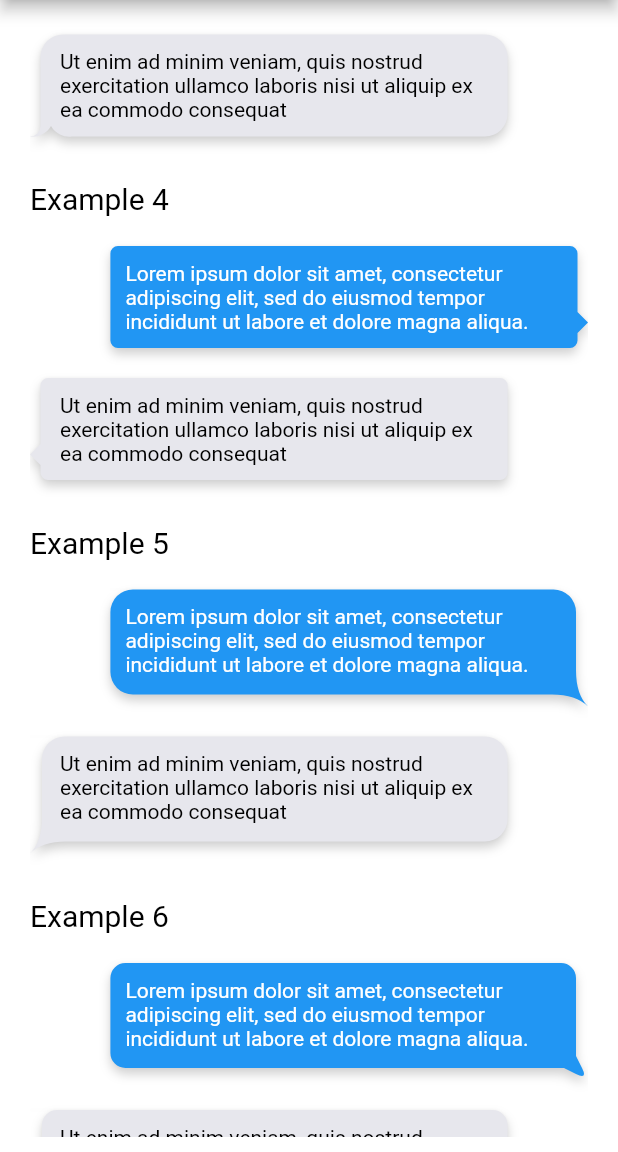
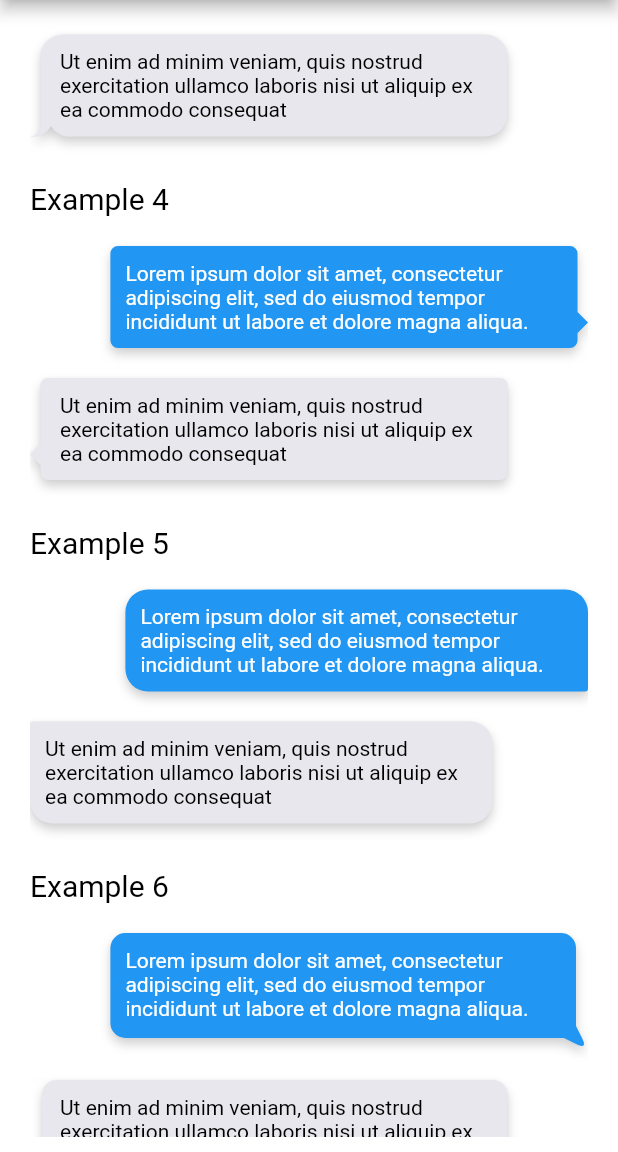
Before and after one commit to KinjalDhamat312/FlutterChatBubble, a Flutter app: the screen it shows after launch, scrolled down 576 dp, on a phone screen of 412 x 824 dp, the part 84-1236 px from its top. Run offline on Flutter 3.47's test engine with Material 2 defaults, Android fonts, the phone set to English and light mode, and no system bars.

Commit message:
Add new chat clipper 10

```diff
--- a/example/lib/main.dart
+++ b/example/lib/main.dart
@@ -3,6 +3,7 @@ import 'package:flutter/painting.dart';
 import 'package:flutter_chat_bubble/bubble_type.dart';
 import 'package:flutter_chat_bubble/chat_bubble.dart';
 import 'package:flutter_chat_bubble/clippers/chat_bubble_clipper_1.dart';
+import 'package:flutter_chat_bubble/clippers/chat_bubble_clipper_10.dart';
 import 'package:flutter_chat_bubble/clippers/chat_bubble_clipper_2.dart';
 import 'package:flutter_chat_bubble/clippers/chat_bubble_clipper_3.dart';
 import 'package:flutter_chat_bubble/clippers/chat_bubble_clipper_4.dart';
@@ -108,10 +109,18 @@ class MainScreen extends StatelessWidget {
           getTitleText("Example 9"),
           getSenderView(
               ChatBubbleClipper9(type: BubbleType.sendBubble), context),
+          getReceiverView(
+              ChatBubbleClipper9(type: BubbleType.receiverBubble), context),
+          SizedBox(
+            height: 30,
+          ),
+          getTitleText("Example 10"),
+          getSenderView(
+              ChatBubbleClipper10(type: BubbleType.sendBubble), context),
           Padding(
             padding: EdgeInsets.only(bottom: 10),
             child: getReceiverView(
-                ChatBubbleClipper9(type: BubbleType.receiverBubble), context),
+                ChatBubbleClipper10(type: BubbleType.receiverBubble), context),
           )
         ],
       ),
--- a/lib/chat_bubble.dart
+++ b/lib/chat_bubble.dart
@@ -2,6 +2,7 @@ import 'package:flutter/material.dart';
 
 import 'bubble_type.dart';
 import 'clippers/chat_bubble_clipper_1.dart';
+import 'clippers/chat_bubble_clipper_10.dart';
 import 'clippers/chat_bubble_clipper_2.dart';
 import 'clippers/chat_bubble_clipper_3.dart';
 import 'clippers/chat_bubble_clipper_4.dart';
@@ -75,9 +76,9 @@ class ChatBubble extends StatelessWidget {
       }
     } else if (clipper is ChatBubbleClipper5) {
       if ((clipper as ChatBubbleClipper5).type == BubbleType.sendBubble) {
-        return EdgeInsets.only(top: 10, bottom: 20, left: 10, right: 20);
+        return EdgeInsets.all(10);
       } else {
-        return EdgeInsets.only(top: 10, bottom: 20, left: 20, right: 10);
+        return EdgeInsets.all(10);
       }
     } else if (clipper is ChatBubbleClipper6) {
       if ((clipper as ChatBubbleClipper6).type == BubbleType.sendBubble) {
@@ -99,9 +100,15 @@ class ChatBubble extends StatelessWidget {
       }
     } else if (clipper is ChatBubbleClipper9) {
       if ((clipper as ChatBubbleClipper9).type == BubbleType.sendBubble) {
-        return EdgeInsets.all(10);
+        return EdgeInsets.only(top: 10, bottom: 15, left: 10, right: 15);
       } else {
-        return EdgeInsets.all(10);
+        return EdgeInsets.only(top: 10, bottom: 15, left: 15, right: 10);
+      }
+    } else if (clipper is ChatBubbleClipper10) {
+      if ((clipper as ChatBubbleClipper10).type == BubbleType.sendBubble) {
+        return EdgeInsets.only(top: 15, bottom: 10, left: 10, right: 15);
+      } else {
+        return EdgeInsets.only(top: 15, bottom: 10, left: 15, right: 10);
       }
     }
 
--- a/lib/clippers/chat_bubble_clipper_5.dart
+++ b/lib/clippers/chat_bubble_clipper_5.dart
@@ -6,57 +6,35 @@ import '../bubble_type.dart';
 class ChatBubbleClipper5 extends CustomClipper<Path> {
   final BubbleType type;
   final double radius;
-  final double nipSize;
-  final double sizeRatio;
+  final double secondRadius;
 
-  ChatBubbleClipper5(
-      {this.type, this.radius = 15, this.nipSize = 8, this.sizeRatio = 3});
+  ChatBubbleClipper5({this.type, this.radius = 15, this.secondRadius = 2});
 
   @override
   Path getClip(Size size) {
     var path = Path();
 
     if (type == BubbleType.sendBubble) {
-      path.lineTo(size.width - radius - nipSize, 0);
-      path.arcToPoint(Offset(size.width - nipSize, radius),
-          radius: Radius.circular(radius));
-
-      path.lineTo(size.width - nipSize, size.height - sizeRatio * nipSize);
-
-      path.quadraticBezierTo(
-          size.width - nipSize, size.height - nipSize, size.width, size.height);
-      path.quadraticBezierTo(size.width - nipSize, size.height - nipSize,
-          size.width - sizeRatio * nipSize, size.height - nipSize);
-
-      path.lineTo(radius, size.height - nipSize);
-
-      path.arcToPoint(Offset(0, size.height - radius - nipSize),
-          radius: Radius.circular(radius));
-
-      path.lineTo(0, radius);
-      path.arcToPoint(Offset(radius, 0), radius: Radius.circular(radius));
+      path.addRRect(RRect.fromLTRBR(
+          0, 0, size.width, size.height, Radius.circular(radius)));
+      var path2 = Path();
+      path2.addRRect(RRect.fromLTRBAndCorners(0, 0, radius, radius,
+          bottomRight: Radius.circular(secondRadius)));
+      path.addPath(path2, Offset(size.width - radius, size.height - radius));
     } else {
-      path.lineTo(size.width - radius, 0);
-      path.arcToPoint(Offset(size.width, radius),
-          radius: Radius.circular(radius));
-      path.lineTo(size.width, size.height - radius - nipSize);
-      path.arcToPoint(Offset(size.width - radius, size.height - nipSize),
-          radius: Radius.circular(radius));
-
-      path.lineTo(sizeRatio * nipSize, size.height - nipSize);
-
-      path.quadraticBezierTo(nipSize, size.height - nipSize, 0, size.height);
-      path.quadraticBezierTo(nipSize, size.height - nipSize, nipSize,
-          size.height - sizeRatio * nipSize);
-
-      path.lineTo(nipSize, radius);
-      path.arcToPoint(Offset(radius + nipSize, 0),
-          radius: Radius.circular(radius));
+      path.addRRect(RRect.fromLTRBR(
+          0, 0, size.width, size.height, Radius.circular(radius)));
+      var path2 = Path();
+      path2.addRRect(RRect.fromLTRBAndCorners(0, 0, radius, radius,
+          topLeft: Radius.circular(secondRadius)));
+      path.addPath(path2, Offset(0, 0));
     }
 
     return path;
   }
 
   @override
-  bool shouldReclip(CustomClipper<Path> oldClipper) => false;
+  bool shouldReclip(CustomClipper<Path> oldClipper) {
+    return false;
+  }
 }
--- a/lib/clippers/chat_bubble_clipper_9.dart
+++ b/lib/clippers/chat_bubble_clipper_9.dart
@@ -6,35 +6,57 @@ import '../bubble_type.dart';
 class ChatBubbleClipper9 extends CustomClipper<Path> {
   final BubbleType type;
   final double radius;
-  final double secondRadius;
+  final double nipSize;
+  final double sizeRatio;
 
-  ChatBubbleClipper9({this.type, this.radius = 15, this.secondRadius = 2});
+  ChatBubbleClipper9(
+      {this.type, this.radius = 15, this.nipSize = 8, this.sizeRatio = 3});
 
   @override
   Path getClip(Size size) {
     var path = Path();
 
     if (type == BubbleType.sendBubble) {
-      path.addRRect(RRect.fromLTRBR(
-          0, 0, size.width, size.height, Radius.circular(radius)));
-      var path2 = Path();
-      path2.addRRect(RRect.fromLTRBAndCorners(0, 0, radius, radius,
-          bottomRight: Radius.circular(secondRadius)));
-      path.addPath(path2, Offset(size.width - radius, size.height - radius));
+      path.lineTo(size.width - radius - nipSize, 0);
+      path.arcToPoint(Offset(size.width - nipSize, radius),
+          radius: Radius.circular(radius));
+
+      path.lineTo(size.width - nipSize, size.height - sizeRatio * nipSize);
+
+      path.quadraticBezierTo(
+          size.width - nipSize, size.height - nipSize, size.width, size.height);
+      path.quadraticBezierTo(size.width - nipSize, size.height - nipSize,
+          size.width - sizeRatio * nipSize, size.height - nipSize);
+
+      path.lineTo(radius, size.height - nipSize);
+
+      path.arcToPoint(Offset(0, size.height - radius - nipSize),
+          radius: Radius.circular(radius));
+
+      path.lineTo(0, radius);
+      path.arcToPoint(Offset(radius, 0), radius: Radius.circular(radius));
     } else {
-      path.addRRect(RRect.fromLTRBR(
-          0, 0, size.width, size.height, Radius.circular(radius)));
-      var path2 = Path();
-      path2.addRRect(RRect.fromLTRBAndCorners(0, 0, radius, radius,
-          topLeft: Radius.circular(secondRadius)));
-      path.addPath(path2, Offset(0, 0));
+      path.lineTo(size.width - radius, 0);
+      path.arcToPoint(Offset(size.width, radius),
+          radius: Radius.circular(radius));
+      path.lineTo(size.width, size.height - radius - nipSize);
+      path.arcToPoint(Offset(size.width - radius, size.height - nipSize),
+          radius: Radius.circular(radius));
+
+      path.lineTo(sizeRatio * nipSize, size.height - nipSize);
+
+      path.quadraticBezierTo(nipSize, size.height - nipSize, 0, size.height);
+      path.quadraticBezierTo(nipSize, size.height - nipSize, nipSize,
+          size.height - sizeRatio * nipSize);
+
+      path.lineTo(nipSize, radius);
+      path.arcToPoint(Offset(radius + nipSize, 0),
+          radius: Radius.circular(radius));
     }
 
     return path;
   }
 
   @override
-  bool shouldReclip(CustomClipper<Path> oldClipper) {
-    return false;
-  }
+  bool shouldReclip(CustomClipper<Path> oldClipper) => false;
 }
--- a/pubspec.yaml
+++ b/pubspec.yaml
@@ -1,6 +1,6 @@
 name: flutter_chat_bubble
-description: Flutter Widget for creating different types of chat Bubble
-version: 1.0.1
+description: Flutter widget for creating different types of chat bubble. You can use different properties of this Widget and create beautiful Chat Bubbles.
+version: 1.0.2
 homepage: https://github.com/KinjalDhamat312/FlutterChatBubble.git
 
 environment:
```
Also changed, not shown: lib/clippers/chat_bubble_clipper_10.dart (added, +55 -0 lines), example/pubspec.lock, 4 other files.
